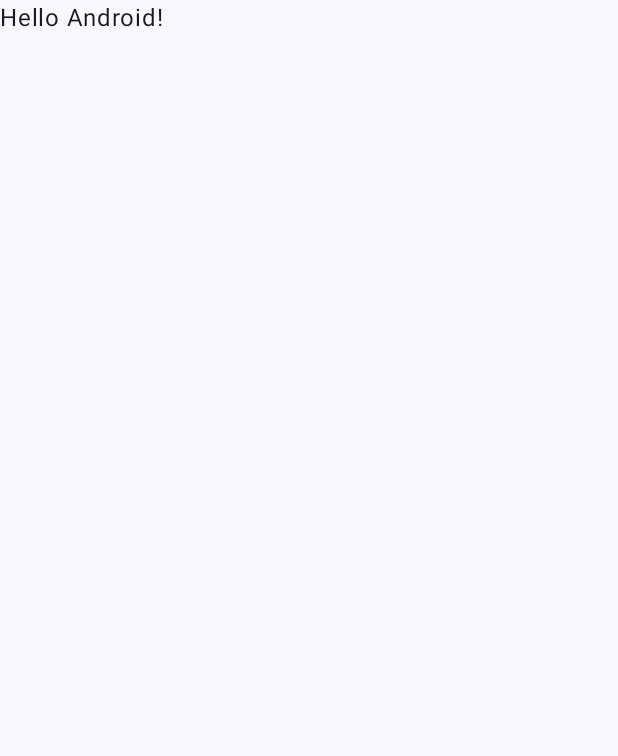
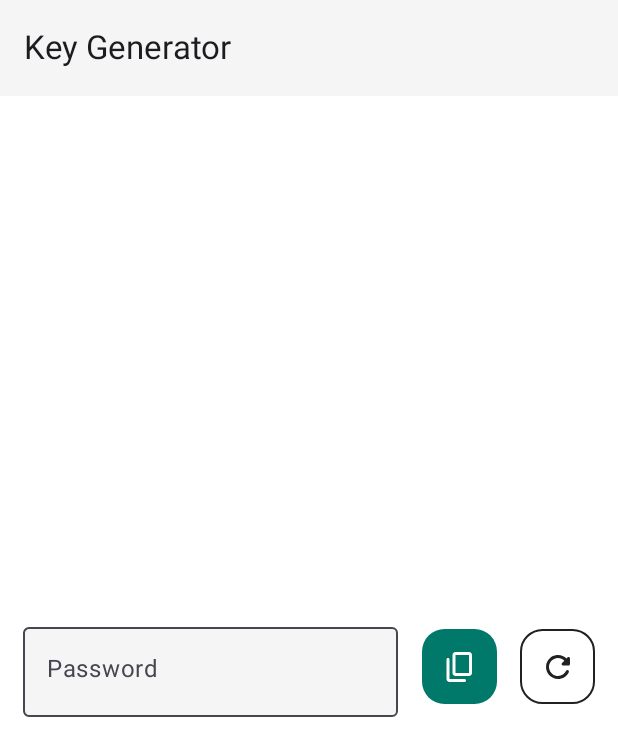
Before and after one commit to Marcel0Sousa/Key-Generator, an Android app built with Jetpack Compose: the screen it shows after launch (MainActivity), on a phone screen of 412 x 824 dp. Before the commit the part shown is almost empty. Shown: the top 756 px of the screen. Run offline under Robolectric (Android 15) with nearby library versions, the phone set to English and light mode, and no system bars.

Commit message:
Criando o layout principal

```diff
--- a/app/build.gradle.kts
+++ b/app/build.gradle.kts
@@ -6,11 +6,11 @@ plugins {
 
 android {
     namespace = "com.marcelo.keygenerator"
-    compileSdk = 34
+    compileSdk = 35
 
     defaultConfig {
         applicationId = "com.marcelo.keygenerator"
-        minSdk = 25
+        minSdk = 24
         targetSdk = 34
         versionCode = 1
         versionName = "1.0"
@@ -56,4 +56,6 @@ dependencies {
     androidTestImplementation(libs.androidx.ui.test.junit4)
     debugImplementation(libs.androidx.ui.tooling)
     debugImplementation(libs.androidx.ui.test.manifest)
+
+    implementation("androidx.compose.material:material-icons-extended")
 }
--- a/app/src/main/java/com/marcelo/keygenerator/MainActivity.kt
+++ b/app/src/main/java/com/marcelo/keygenerator/MainActivity.kt
@@ -4,44 +4,157 @@ import android.os.Bundle
 import androidx.activity.ComponentActivity
 import androidx.activity.compose.setContent
 import androidx.activity.enableEdgeToEdge
+import androidx.compose.foundation.background
+import androidx.compose.foundation.border
+import androidx.compose.foundation.layout.Arrangement
+import androidx.compose.foundation.layout.Column
+import androidx.compose.foundation.layout.Row
 import androidx.compose.foundation.layout.fillMaxSize
+import androidx.compose.foundation.layout.fillMaxWidth
 import androidx.compose.foundation.layout.padding
+import androidx.compose.foundation.layout.size
+import androidx.compose.foundation.layout.width
+import androidx.compose.foundation.shape.RoundedCornerShape
+import androidx.compose.material.icons.Icons
+import androidx.compose.material.icons.rounded.ContentCopy
+import androidx.compose.material.icons.rounded.Refresh
+import androidx.compose.material3.ExperimentalMaterial3Api
+import androidx.compose.material3.Icon
+import androidx.compose.material3.IconButton
+import androidx.compose.material3.OutlinedTextField
 import androidx.compose.material3.Scaffold
 import androidx.compose.material3.Text
+import androidx.compose.material3.TextFieldDefaults
+import androidx.compose.material3.TopAppBar
+import androidx.compose.material3.TopAppBarDefaults
 import androidx.compose.runtime.Composable
+import androidx.compose.runtime.getValue
+import androidx.compose.runtime.mutableStateOf
+import androidx.compose.runtime.remember
+import androidx.compose.runtime.setValue
+import androidx.compose.ui.Alignment
 import androidx.compose.ui.Modifier
+import androidx.compose.ui.text.TextStyle
+import androidx.compose.ui.text.font.FontWeight
 import androidx.compose.ui.tooling.preview.Preview
-import com.marcelo.keygenerator.ui.theme.KeyGeneratorTheme
+import androidx.compose.ui.unit.dp
+import androidx.compose.ui.unit.sp
+import com.marcelo.keygenerator.ui.theme.Gray100
+import com.marcelo.keygenerator.ui.theme.Gray700
+import com.marcelo.keygenerator.ui.theme.Gray900
+import com.marcelo.keygenerator.ui.theme.Teal700
+import com.marcelo.keygenerator.ui.theme.White
 
 class MainActivity : ComponentActivity() {
     override fun onCreate(savedInstanceState: Bundle?) {
         super.onCreate(savedInstanceState)
         enableEdgeToEdge()
         setContent {
-            KeyGeneratorTheme {
-                Scaffold(modifier = Modifier.fillMaxSize()) { innerPadding ->
-                    Greeting(
-                        name = "Android",
-                        modifier = Modifier.padding(innerPadding)
+            Home()
+        }
+    }
+}
+
+@OptIn(ExperimentalMaterial3Api::class)
+@Composable
+fun Home() {
+    var password by remember { mutableStateOf("") }
+
+    Scaffold(
+        topBar = {
+            TopAppBar(
+                title = {
+                    Text(text = "Key Generator")
+                },
+                colors = TopAppBarDefaults.topAppBarColors(
+                    containerColor = Gray100
+                )
+            )
+        }
+    ) { paddingValues ->
+        Column(
+            modifier = Modifier
+                .fillMaxSize()
+                .background(White)
+                .padding(paddingValues),
+            verticalArrangement = Arrangement.Center,
+            horizontalAlignment = Alignment.CenterHorizontally
+
+        ) {
+            Row(
+                modifier = Modifier.fillMaxWidth(),
+                horizontalArrangement = Arrangement.SpaceEvenly,
+                verticalAlignment = Alignment.CenterVertically
+            ) {
+                OutlinedTextField(
+                    value = password,
+                    onValueChange = { itPassword ->
+                        password = itPassword
+                    },
+                    label = {
+                        Text(text = "Password")
+                    },
+                    modifier = Modifier
+                        .width(250.dp),
+                    maxLines = 1,
+                    textStyle = TextStyle(
+                        color = Gray900,
+                        fontSize = 24.sp,
+                        fontWeight = FontWeight.Bold
+                    ),
+                    colors = TextFieldDefaults.colors(
+                        focusedContainerColor = Gray100,
+                        unfocusedContainerColor = Gray100,
+                        focusedTextColor = Gray100,
+                        focusedIndicatorColor = Gray700,
+                        focusedLabelColor = Gray700
+
                     )
+                )
+                IconButton(
+                    onClick = {
+
+                    },
+                    modifier = Modifier
+                        .size(50.dp)
+                        .background(
+                            color = Teal700,
+                            shape = RoundedCornerShape(15.dp)
+                        )
+                ) {
+                    Icon(
+                        imageVector = Icons.Rounded.ContentCopy,
+                        contentDescription = "ContentCopy",
+                        tint = White
+                    )
+                }
+
+                IconButton(
+                    onClick = {
+
+                    },
+                    modifier = Modifier
+                        .size(50.dp)
+                        .border(
+                            width = 1.dp,
+                            color = Gray900,
+                            shape = RoundedCornerShape(15.dp)
+                        )
+                ) {
+                    Icon(
+                        imageVector = Icons.Rounded.Refresh,
+                        contentDescription = "Refresh",
+                        tint = Gray900
+                    )
+
                 }
             }
         }
     }
 }
 
-@Composable
-fun Greeting(name: String, modifier: Modifier = Modifier) {
-    Text(
-        text = "Hello $name!",
-        modifier = modifier
-    )
-}
-
 @Preview(showBackground = true)
 @Composable
-fun GreetingPreview() {
-    KeyGeneratorTheme {
-        Greeting("Android")
-    }
+private fun HomePreview() {
+    Home()
 }
--- a/app/src/main/java/com/marcelo/keygenerator/ui/theme/Color.kt
+++ b/app/src/main/java/com/marcelo/keygenerator/ui/theme/Color.kt
@@ -9,3 +9,9 @@ val Pink80 = Color(0xFFEFB8C8)
 val Purple40 = Color(0xFF6650a4)
 val PurpleGrey40 = Color(0xFF625b71)
 val Pink40 = Color(0xFF7D5260)
+
+val Teal700 = Color(0xFF00796B)
+val White = Color(0xFFFFFFFF)
+val Gray100 = Color(0xFFF5F5F5)
+val Gray900 = Color(0xFF212121)
+val Gray700 = Color(0xFF616161)
--- a/gradle/libs.versions.toml
+++ b/gradle/libs.versions.toml
@@ -1,5 +1,5 @@
 [versions]
-agp = "8.7.3"
+agp = "8.8.0"
 kotlin = "2.0.0"
 coreKtx = "1.15.0"
 junit = "4.13.2"
```
Also changed, not shown: gradle/wrapper/gradle-wrapper.properties.
